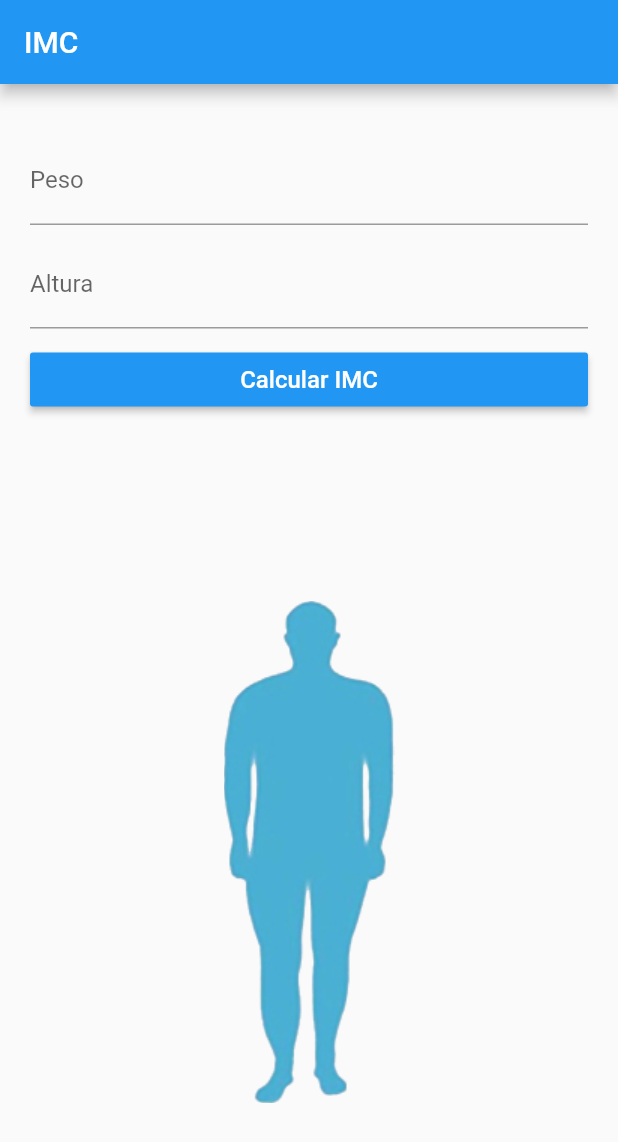
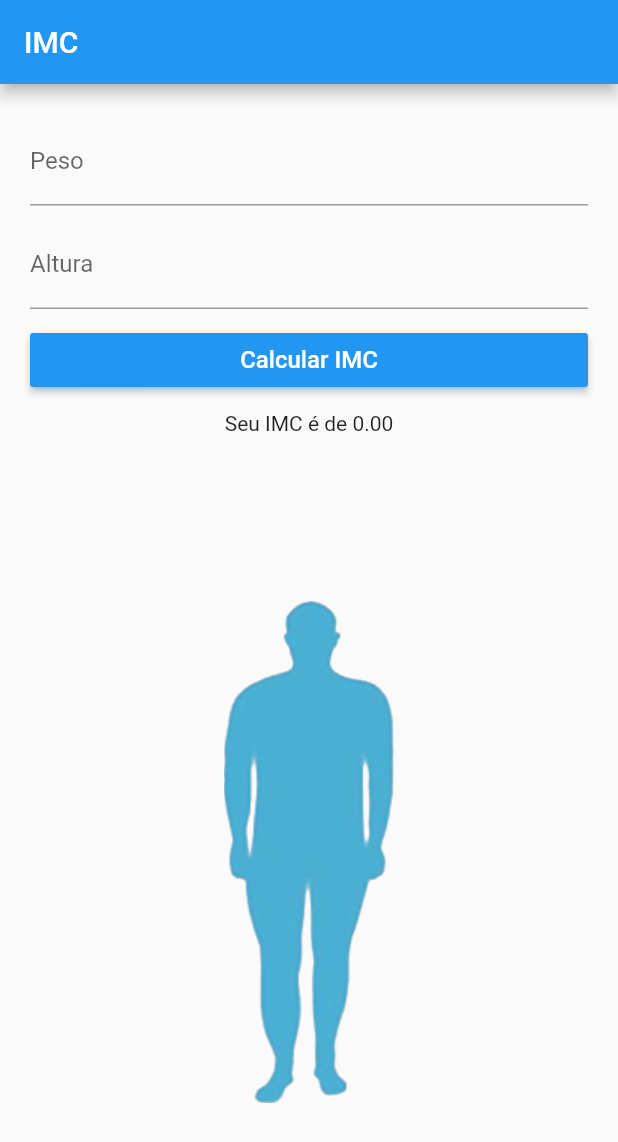
Before and after one commit to henriquedezani/fatec-pdm-imc, a Flutter app: the screen it shows after launch, after a tap on "Calcular IMC", on a phone screen of 412 x 824 dp. Shown: the top 1142 px of the screen. Run offline on Flutter 3.47's test engine with Material 2 defaults, Android fonts, the phone set to English and light mode, and no system bars.

Commit message:
Versão inicial com calculo do IMC

```diff
--- a/lib/main.dart
+++ b/lib/main.dart
@@ -1,89 +1,16 @@
 import 'package:flutter/material.dart';
+import 'package:imc_app/ui/imc.page.dart';
 
-void main() {
-  runApp(MyApp());
-}
+void main() => runApp(MyApp());
 
 class MyApp extends StatelessWidget {
-  var b = new Botao(onClick: () {});
   @override
   Widget build(BuildContext context) {
     return MaterialApp(
       theme: ThemeData(
         primaryColor: Colors.blue,
       ),
-      home: Scaffold(
-        resizeToAvoidBottomInset: false,
-        appBar: AppBar(
-          title: Text('IMC'),
-          centerTitle: false,
-        ),
-        body: Column(
-          mainAxisAlignment: MainAxisAlignment.start,
-          crossAxisAlignment: CrossAxisAlignment.center,
-          children: [
-            Flexible(
-              flex: 1, // 1/3
-              child: Container(
-                margin: EdgeInsets.fromLTRB(20, 0, 20, 0),
-                child: Column(
-                  mainAxisAlignment: MainAxisAlignment.center,
-                  children: [
-                    TextField(
-                      decoration: InputDecoration(
-                        labelText: "Peso",
-                        hintText: "Peso em kg.",
-                      ),
-                      keyboardType: TextInputType.number,
-                    ),
-                    SizedBox(
-                      height: 10,
-                    ),
-                    TextField(
-                      decoration: InputDecoration(
-                        labelText: "Altura",
-                        hintText: "Altura em metros",
-                      ),
-                      keyboardType: TextInputType.numberWithOptions(
-                        decimal: true,
-                        signed: false,
-                      ),
-                    ),
-                    SizedBox(
-                      height: 10,
-                    ),
-                    Container(
-                      width: double.infinity,
-                      child: RaisedButton(
-                        color: Theme.of(context).primaryColor,
-                        child: Text(
-                          "Calcular IMC",
-                          style: TextStyle(
-                            color: Colors.white,
-                            fontSize: 16,
-                          ),
-                        ),
-                        onPressed: () {},
-                      ),
-                    ),
-                  ],
-                ),
-              ),
-            ),
-            Flexible(
-              flex: 2, // 2/3
-              child: Center(
-                child: Image.asset('assets/images/ideal.png'),
-              ),
-            ),
-          ],
-        ),
-      ),
+      home: ImcPage(),
     );
   }
 }
-
-class Botao {
-  Function onClick;
-  Botao({this.onClick});
-}
--- /dev/null
+++ b/lib/ui/imc.page.dart
@@ -0,0 +1,122 @@
+import 'package:flutter/material.dart';
+
+class ImcPage extends StatefulWidget {
+  @override
+  _ImcPageState createState() => _ImcPageState();
+}
+
+class _ImcPageState extends State<ImcPage> {
+  final txtPesoCtrl = TextEditingController();
+
+  final txtAlturaCtrl = TextEditingController();
+
+  double imc = 0;
+  String image = 'assets/images/ideal.png';
+
+  double calculaIMC(double peso, double altura) {
+    return peso / (altura * altura);
+  }
+
+  String obtemImagemPeloIMC(double imc) {
+    if (imc < 17) {
+      return 'assets/images/magreza.png';
+    } else if (imc < 18.49) {
+      return 'assets/images/abaixo.png';
+    } else if (imc < 24.99) {
+      return 'assets/images/ideal.png';
+    } else if (imc < 29.99) {
+      return 'assets/images/sobre.png';
+    } else {
+      return 'assets/images/obesidade.png';
+    }
+  }
+
+  void onCalcularImcPressed() {
+    double peso = double.parse(txtPesoCtrl.text);
+    double altura = double.parse(txtAlturaCtrl.text);
+
+    double imc = calculaIMC(peso, altura);
+    String image = obtemImagemPeloIMC(imc);
+
+    setState(() {
+      this.imc = imc;
+      this.image = image;
+    });
+  }
+
+  // executei o setState(), ele executa novamente o método build()
+  @override
+  Widget build(BuildContext context) {
+    return Scaffold(
+      resizeToAvoidBottomInset: false,
+      appBar: AppBar(
+        title: Text('IMC'),
+        centerTitle: false,
+      ),
+      body: Column(
+        mainAxisAlignment: MainAxisAlignment.start,
+        crossAxisAlignment: CrossAxisAlignment.center,
+        children: [
+          Flexible(
+            flex: 1, // 1/3
+            child: Container(
+              margin: EdgeInsets.fromLTRB(20, 0, 20, 0),
+              child: Column(
+                mainAxisAlignment: MainAxisAlignment.center,
+                children: [
+                  TextField(
+                    decoration: InputDecoration(
+                      labelText: "Peso",
+                      hintText: "Peso em kg.",
+                    ),
+                    keyboardType: TextInputType.number,
+                    controller: txtPesoCtrl,
+                  ),
+                  SizedBox(
+                    height: 10,
+                  ),
+                  TextField(
+                    decoration: InputDecoration(
+                      labelText: "Altura",
+                      hintText: "Altura em metros",
+                    ),
+                    keyboardType: TextInputType.numberWithOptions(
+                      decimal: true,
+                      signed: false,
+                    ),
+                    controller: txtAlturaCtrl,
+                  ),
+                  SizedBox(
+                    height: 10,
+                  ),
+                  Container(
+                    width: double.infinity,
+                    child: RaisedButton(
+                      color: Theme.of(context).primaryColor,
+                      child: Text(
+                        "Calcular IMC",
+                        style: TextStyle(
+                          color: Colors.white,
+                          fontSize: 16,
+                        ),
+                      ),
+                      onPressed: onCalcularImcPressed,
+                    ),
+                  ),
+                  SizedBox(height: 10),
+                  Text("Seu IMC é de ${imc.toStringAsFixed(2)}"),
+                ],
+              ),
+            ),
+          ),
+          Flexible(
+            flex: 2, // 2/3
+            child: Center(
+              child: Image.asset(image),
+            ),
+          ),
+        ],
+      ),
+    );
+  }
+}
```
